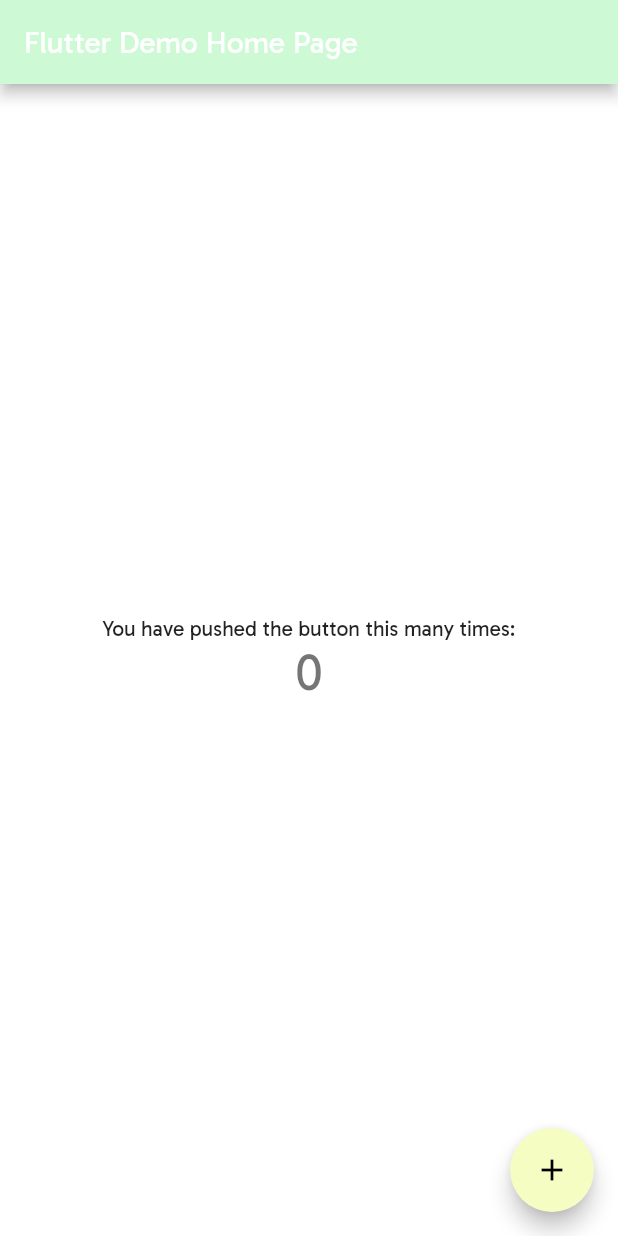
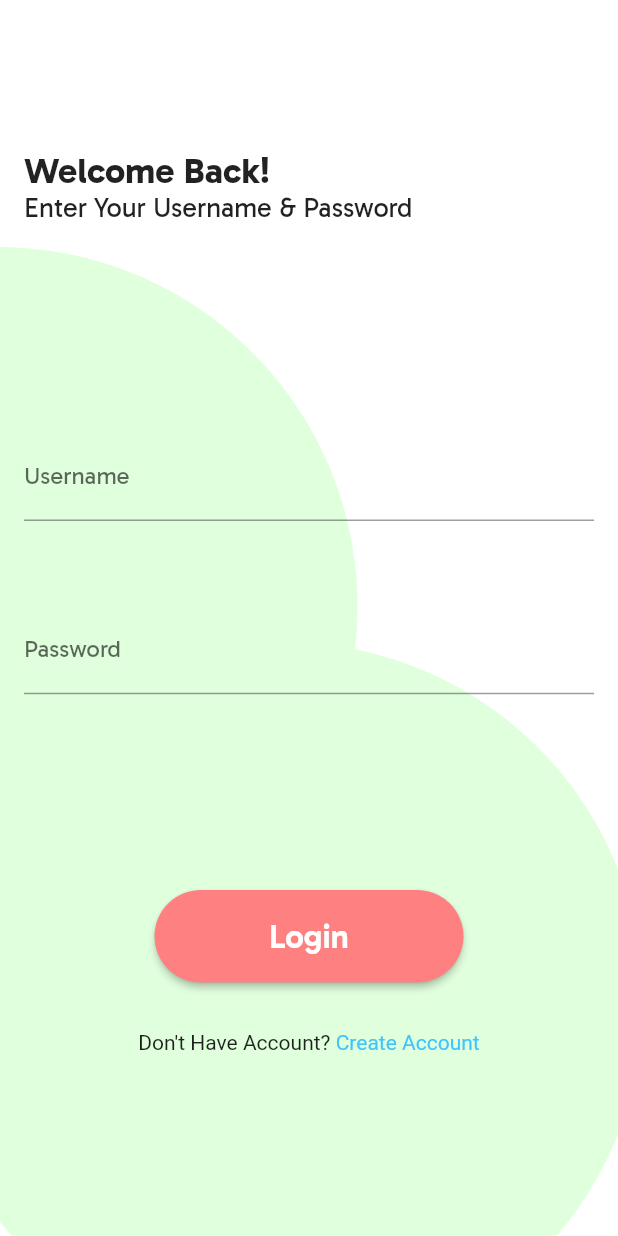
Before and after one commit to nugrohobayu/todolist-apps-flutter, a Flutter app: the screen it shows after launch, on a phone screen of 412 x 824 dp. Run offline on Flutter 3.47's test engine with Material 2 defaults, Android fonts, the phone set to English and light mode, and no system bars.

Commit message:
add login view

```diff
--- a/lib/main.dart
+++ b/lib/main.dart
@@ -1,4 +1,5 @@
 import 'package:flutter/material.dart';
+import 'package:todolist_apps/views/login_view.dart';
 
 void main() {
   runApp(const MyApp());
@@ -18,96 +19,12 @@
           fontFamily: 'Gabarito',
           scaffoldBackgroundColor: Colors.white,
           colorScheme: const ColorScheme.light().copyWith(
-            primary: const Color(0xffcdfad5),
+            primary: const Color(0xffFF8080),
             secondary: const Color(0xffF6FDC3),
+            onSecondary: const Color(0xffcdfad5),
             tertiary: const Color(0xffFFCF96),
           )),
-      home: const MyHomePage(title: 'Flutter Demo Home Page'),
+      home: const LoginView(),
     );
   }
 }
-
-class MyHomePage extends StatefulWidget {
-  const MyHomePage({super.key, required this.title});
-
-  // This widget is the home page of your application. It is stateful, meaning
-  // that it has a State object (defined below) that contains fields that affect
-  // how it looks.
-
-  // This class is the configuration for the state. It holds the values (in this
-  // case the title) provided by the parent (in this case the App widget) and
-  // used by the build method of the State. Fields in a Widget subclass are
-  // always marked "final".
-
-  final String title;
-
-  @override
-  State<MyHomePage> createState() => _MyHomePageState();
-}
-
-class _MyHomePageState extends State<MyHomePage> {
-  int _counter = 0;
-
-  void _incrementCounter() {
-    setState(() {
-      // This call to setState tells the Flutter framework that something has
-      // changed in this State, which causes it to rerun the build method below
-      // so that the display can reflect the updated values. If we changed
-      // _counter without calling setState(), then the build method would not be
-      // called again, and so nothing would appear to happen.
-      _counter++;
-    });
-  }
-
-  @override
-  Widget build(BuildContext context) {
-    // This method is rerun every time setState is called, for instance as done
-    // by the _incrementCounter method above.
-    //
-    // The Flutter framework has been optimized to make rerunning build methods
-    // fast, so that you can just rebuild anything that needs updating rather
-    // than having to individually change instances of widgets.
-    return Scaffold(
-      appBar: AppBar(
-        // Here we take the value from the MyHomePage object that was created by
-        // the App.build method, and use it to set our appbar title.
-        title: Text(widget.title),
-      ),
-      body: Center(
-        // Center is a layout widget. It takes a single child and positions it
-        // in the middle of the parent.
-        child: Column(
-          // Column is also a layout widget. It takes a list of children and
-          // arranges them vertically. By default, it sizes itself to fit its
-          // children horizontally, and tries to be as tall as its parent.
-          //
-          // Invoke "debug painting" (press "p" in the console, choose the
-          // "Toggle Debug Paint" action from the Flutter Inspector in Android
-          // Studio, or the "Toggle Debug Paint" command in Visual Studio Code)
-          // to see the wireframe for each widget.
-          //
-          // Column has various properties to control how it sizes itself and
-          // how it positions its children. Here we use mainAxisAlignment to
-          // center the children vertically; the main axis here is the vertical
-          // axis because Columns are vertical (the cross axis would be
-          // horizontal).
-          mainAxisAlignment: MainAxisAlignment.center,
-          children: <Widget>[
-            const Text(
-              'You have pushed the button this many times:',
-            ),
-            Text(
-              '$_counter',
-              style: Theme.of(context).textTheme.headlineMedium,
-            ),
-          ],
-        ),
-      ),
-      floatingActionButton: FloatingActionButton(
-        onPressed: _incrementCounter,
-        tooltip: 'Increment',
-        child: const Icon(Icons.add),
-      ), // This trailing comma makes auto-formatting nicer for build methods.
-    );
-  }
-}
--- /dev/null
+++ b/lib/views/login_view.dart
@@ -0,0 +1,117 @@
+import 'package:flutter/gestures.dart';
+import 'package:flutter/material.dart';
+import 'package:todolist_apps/components/c_button.dart';
+import 'package:todolist_apps/components/c_text_field.dart';
+import 'package:todolist_apps/views/register_view.dart';
+
+class LoginView extends StatelessWidget {
+  const LoginView({Key? key}) : super(key: key);
+
+  @override
+  Widget build(BuildContext context) {
+    var mediaQuery = MediaQuery.of(context);
+    return Scaffold(
+      body: SingleChildScrollView(
+        child: Column(
+          crossAxisAlignment: CrossAxisAlignment.start,
+          mainAxisAlignment: MainAxisAlignment.end,
+          children: [
+            Container(
+              padding: EdgeInsets.symmetric(horizontal: 16),
+              height: mediaQuery.size.height * 0.2,
+              child: Column(
+                crossAxisAlignment: CrossAxisAlignment.start,
+                children: [
+                  SizedBox(
+                    height: mediaQuery.size.height * 0.12,
+                  ),
+                  const Text(
+                    "Welcome Back!",
+                    style: TextStyle(
+                      fontWeight: FontWeight.bold,
+                      fontSize: 24,
+                    ),
+                  ),
+                  const Text(
+                    "Enter Your Username & Password",
+                    style: TextStyle(
+                      fontWeight: FontWeight.normal,
+                      fontSize: 18,
+                    ),
+                  ),
+                ],
+              ),
+            ),
+            Stack(
+              children: [
+                SizedBox(
+                    width: mediaQuery.size.width,
+                    height: mediaQuery.size.height * 0.8,
+                    child: Image.asset(
+                      'assets/images/bg-login.png',
+                      fit: BoxFit.cover,
+                    )),
+                Padding(
+                  padding: const EdgeInsets.symmetric(horizontal: 16.0),
+                  child: Column(
+                    crossAxisAlignment: CrossAxisAlignment.start,
+                    children: [
+                      SizedBox(
+                        height: mediaQuery.size.height * 0.15,
+                      ),
+                      CTextField(name: "Username"),
+                      SizedBox(
+                        height: mediaQuery.size.height * 0.06,
+                      ),
+                      CTextField(name: "Password"),
+                      SizedBox(
+                        height: mediaQuery.size.height * 0.15,
+                      ),
+                      Center(
+                          child: CButton(
+                        name: 'Login',
+                        onPressed: () {
+                          Navigator.push(
+                              context,
+                              MaterialPageRoute(
+                                builder: (context) => RegisterView(),
+                              ));
+                        },
+                      )),
+                      Center(
+                        child: Container(
+                          height: mediaQuery.size.height * 0.2,
+                          padding: const EdgeInsets.symmetric(vertical: 32),
+                          child: RichText(
+                              text: TextSpan(
+                                  text: "Don't Have Account? ",
+                                  style: const TextStyle(
+                                    color: Colors.black87,
+                                  ),
+                                  children: [
+                                TextSpan(
+                                    text: "Create Account",
+                                    style: const TextStyle(
+                                      color: Colors.lightBlueAccent,
+                                    ),
+                                    recognizer: TapGestureRecognizer()
+                                      ..onTap = () => Navigator.push(
+                                          context,
+                                          MaterialPageRoute(
+                                            builder: (context) =>
+                                                RegisterView(),
+                                          )))
+                              ])),
+                        ),
+                      )
+                    ],
+                  ),
+                )
+              ],
+            ),
+          ],
+        ),
+      ),
+    );
+  }
+}
--- a/pubspec.yaml
+++ b/pubspec.yaml
@@ -60,7 +60,9 @@
 
   # To add assets to your application, add an assets section, like this:
   assets:
-    - assets/images/
+    - assets/images/icon-login.png
+    - assets/images/bg-login.png
+    - assets/images/bg-register.png
   fonts:
     - family: Gabarito
       fonts:
```
Also changed, not shown: assets/images/bg-login.png (added), assets/images/icon-login.png (added).
